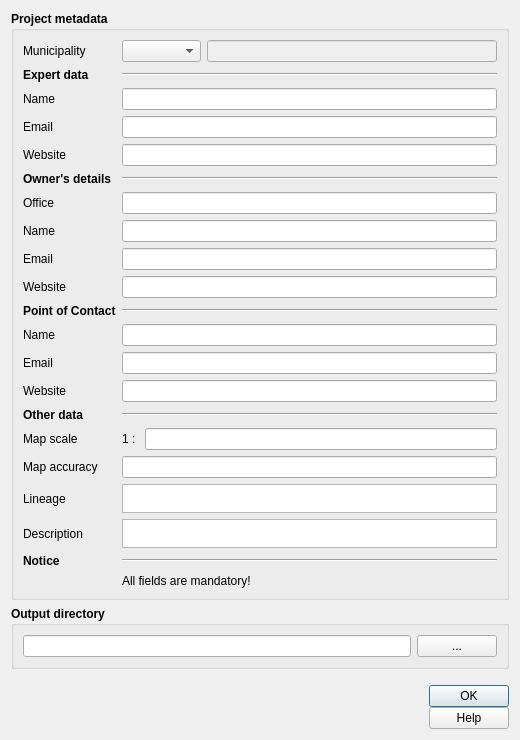
Before: the Qt Designer form tb_nuovo_progetto.ui in CNR-IGAG/mzs-tools, drawn with Qt 5.
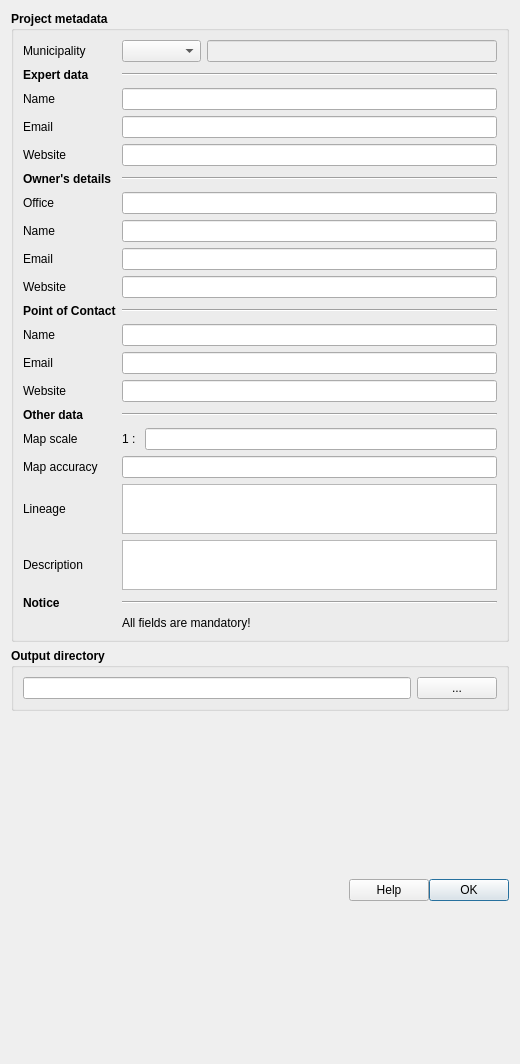
After: the same form once the commit is applied. Icons and pictures are not drawn.

Patch:
```diff
--- a/tb_nuovo_progetto.ui
+++ b/tb_nuovo_progetto.ui
@@ -7,7 +7,7 @@
     <x>0</x>
     <y>0</y>
     <width>520</width>
-    <height>740</height>
+    <height>1064</height>
    </rect>
   </property>
   <property name="sizePolicy">
@@ -16,18 +16,6 @@
     <verstretch>0</verstretch>
    </sizepolicy>
   </property>
-  <property name="minimumSize">
-   <size>
-    <width>520</width>
-    <height>740</height>
-   </size>
-  </property>
-  <property name="maximumSize">
-   <size>
-    <width>1500</width>
-    <height>1500</height>
-   </size>
-  </property>
   <property name="windowTitle">
    <string>New project</string>
   </property>
@@ -50,40 +38,20 @@
       <string>Project metadata</string>
      </property>
      <layout class="QGridLayout" name="gridLayout_2">
-      <item row="41" column="1">
+      <item row="23" column="1">
        <widget class="QTextEdit" name="lineage">
+        <property name="maximumSize">
+         <size>
+          <width>16777215</width>
+          <height>50</height>
+         </size>
+        </property>
         <property name="toolTip">
          <string/>
         </property>
        </widget>
       </item>
-      <item row="16" column="1">
-       <spacer name="verticalSpacer_20">
-        <property name="orientation">
-         <enum>Qt::Vertical</enum>
-        </property>
-        <property name="sizeHint" stdset="0">
-         <size>
-          <width>20</width>
-          <height>40</height>
-         </size>
-        </property>
-       </spacer>
-      </item>
-      <item row="38" column="1">
-       <spacer name="verticalSpacer_8">
-        <property name="orientation">
-         <enum>Qt::Vertical</enum>
-        </property>
-        <property name="sizeHint" stdset="0">
-         <size>
-          <width>20</width>
-          <height>40</height>
-         </size>
-        </property>
-       </spacer>
-      </item>
-      <item row="5" column="0">
+      <item row="2" column="0">
        <widget class="QLabel" name="label_3">
         <property name="font">
          <font>
@@ -96,7 +64,7 @@
         </property>
        </widget>
       </item>
-      <item row="21" column="0">
+      <item row="12" column="0">
        <widget class="QLabel" name="label_7">
         <property name="font">
          <font>
@@ -109,74 +77,35 @@
         </property>
        </widget>
       </item>
-      <item row="17" column="1">
+      <item row="9" column="1">
        <widget class="QLineEdit" name="propretario">
         <property name="toolTip">
          <string/>
         </property>
        </widget>
       </item>
-      <item row="25" column="1">
+      <item row="15" column="1">
        <widget class="QLineEdit" name="sito_prop">
         <property name="toolTip">
          <string/>
         </property>
        </widget>
       </item>
-      <item row="9" column="1">
+      <item row="4" column="1">
        <widget class="QLineEdit" name="sito_prof">
         <property name="toolTip">
          <string/>
         </property>
        </widget>
       </item>
-      <item row="0" column="1">
-       <spacer name="verticalSpacer_17">
-        <property name="orientation">
-         <enum>Qt::Vertical</enum>
-        </property>
-        <property name="sizeHint" stdset="0">
-         <size>
-          <width>20</width>
-          <height>40</height>
-         </size>
-        </property>
-       </spacer>
-      </item>
-      <item row="36" column="1">
-       <spacer name="verticalSpacer_7">
-        <property name="orientation">
-         <enum>Qt::Vertical</enum>
-        </property>
-        <property name="sizeHint" stdset="0">
-         <size>
-          <width>20</width>
-          <height>40</height>
-         </size>
-        </property>
-       </spacer>
-      </item>
-      <item row="7" column="1">
+      <item row="3" column="1">
        <widget class="QLineEdit" name="email_prof">
         <property name="toolTip">
          <string/>
         </property>
        </widget>
       </item>
-      <item row="40" column="1">
-       <spacer name="verticalSpacer_13">
-        <property name="orientation">
-         <enum>Qt::Vertical</enum>
-        </property>
-        <property name="sizeHint" stdset="0">
-         <size>
-          <width>20</width>
-          <height>40</height>
-         </size>
-        </property>
-       </spacer>
-      </item>
-      <item row="9" column="0">
+      <item row="4" column="0">
        <widget class="QLabel" name="label_14">
         <property name="sizePolicy">
          <sizepolicy hsizetype="Minimum" vsizetype="Preferred">
@@ -201,44 +130,31 @@
         </property>
        </widget>
       </item>
-      <item row="13" column="1">
+      <item row="7" column="1">
        <widget class="Line" name="line">
         <property name="orientation">
          <enum>Qt::Horizontal</enum>
         </property>
        </widget>
       </item>
-      <item row="13" column="0">
+      <item row="7" column="0">
        <widget class="QLabel" name="label_16">
         <property name="text">
          <string>&lt;b&gt;Owner's details&lt;/b&gt;</string>
         </property>
        </widget>
       </item>
-      <item row="33" column="1">
+      <item row="19" column="1">
        <widget class="QLineEdit" name="sito_cont"/>
       </item>
-      <item row="39" column="1">
+      <item row="22" column="1">
        <widget class="QLineEdit" name="accuratezza">
         <property name="toolTip">
          <string/>
         </property>
        </widget>
       </item>
-      <item row="30" column="1">
-       <spacer name="verticalSpacer_10">
-        <property name="orientation">
-         <enum>Qt::Vertical</enum>
-        </property>
-        <property name="sizeHint" stdset="0">
-         <size>
-          <width>20</width>
-          <height>40</height>
-         </size>
-        </property>
-       </spacer>
-      </item>
-      <item row="5" column="1">
+      <item row="2" column="1">
        <widget class="QLineEdit" name="professionista">
         <property name="enabled">
          <bool>true</bool>
@@ -288,10 +204,10 @@
         </property>
        </widget>
       </item>
-      <item row="29" column="1">
+      <item row="17" column="1">
        <widget class="QLineEdit" name="contatto"/>
       </item>
-      <item row="1" column="0">
+      <item row="0" column="0">
        <widget class="QLabel" name="label_17">
         <property name="font">
          <font>
@@ -304,7 +220,7 @@
         </property>
        </widget>
       </item>
-      <item row="41" column="0">
+      <item row="23" column="0">
        <widget class="QLabel" name="label_9">
         <property name="font">
          <font>
@@ -317,49 +233,10 @@
         </property>
        </widget>
       </item>
-      <item row="15" column="1">
-       <widget class="QLineEdit" name="ufficio"/>
-      </item>
-      <item row="2" column="1">
-       <spacer name="verticalSpacer">
-        <property name="orientation">
-         <enum>Qt::Vertical</enum>
-        </property>
-        <property name="sizeHint" stdset="0">
-         <size>
-          <width>20</width>
-          <height>40</height>
-         </size>
-        </property>
-       </spacer>
-      </item>
-      <item row="22" column="1">
-       <spacer name="verticalSpacer_21">
-        <property name="orientation">
-         <enum>Qt::Vertical</enum>
-        </property>
-        <property name="sizeHint" stdset="0">
-         <size>
-          <width>20</width>
-          <height>40</height>
-         </size>
-        </property>
-       </spacer>
-      </item>
       <item row="8" column="1">
-       <spacer name="verticalSpacer_6">
-        <property name="orientation">
-         <enum>Qt::Vertical</enum>
-        </property>
-        <property name="sizeHint" stdset="0">
-         <size>
-          <width>20</width>
-          <height>40</height>
-         </size>
-        </property>
-       </spacer>
+       <widget class="QLineEdit" name="ufficio"/>
       </item>
-      <item row="15" column="0">
+      <item row="8" column="0">
        <widget class="QLabel" name="label_20">
         <property name="font">
          <font>
@@ -372,47 +249,21 @@
         </property>
        </widget>
       </item>
-      <item row="32" column="1">
-       <spacer name="verticalSpacer_24">
-        <property name="orientation">
-         <enum>Qt::Vertical</enum>
-        </property>
-        <property name="sizeHint" stdset="0">
-         <size>
-          <width>20</width>
-          <height>40</height>
-         </size>
-        </property>
-       </spacer>
-      </item>
-      <item row="35" column="1">
+      <item row="20" column="1">
        <widget class="Line" name="line_2">
         <property name="orientation">
          <enum>Qt::Horizontal</enum>
         </property>
        </widget>
       </item>
-      <item row="12" column="1">
-       <spacer name="verticalSpacer_11">
-        <property name="orientation">
-         <enum>Qt::Vertical</enum>
-        </property>
-        <property name="sizeHint" stdset="0">
-         <size>
-          <width>20</width>
-          <height>40</height>
-         </size>
-        </property>
-       </spacer>
-      </item>
-      <item row="3" column="1">
+      <item row="1" column="1">
        <widget class="Line" name="line_3">
         <property name="orientation">
          <enum>Qt::Horizontal</enum>
         </property>
        </widget>
       </item>
-      <item row="31" column="0">
+      <item row="18" column="0">
        <widget class="QLabel" name="label_21">
         <property name="font">
          <font>
@@ -425,7 +276,7 @@
         </property>
        </widget>
       </item>
-      <item row="7" column="0">
+      <item row="3" column="0">
        <widget class="QLabel" name="label_13">
         <property name="sizePolicy">
          <sizepolicy hsizetype="Minimum" vsizetype="Preferred">
@@ -450,43 +301,17 @@
         </property>
        </widget>
       </item>
-      <item row="47" column="1">
-       <spacer name="verticalSpacer_3">
-        <property name="orientation">
-         <enum>Qt::Vertical</enum>
-        </property>
-        <property name="sizeHint" stdset="0">
-         <size>
-          <width>20</width>
-          <height>40</height>
-         </size>
-        </property>
-       </spacer>
-      </item>
-      <item row="21" column="1">
+      <item row="12" column="1">
        <widget class="QLineEdit" name="email_prop">
         <property name="toolTip">
          <string/>
         </property>
        </widget>
       </item>
-      <item row="42" column="1">
-       <spacer name="verticalSpacer_14">
-        <property name="orientation">
-         <enum>Qt::Vertical</enum>
-        </property>
-        <property name="sizeHint" stdset="0">
-         <size>
-          <width>20</width>
-          <height>40</height>
-         </size>
-        </property>
-       </spacer>
-      </item>
-      <item row="31" column="1">
+      <item row="18" column="1">
        <widget class="QLineEdit" name="email_cont"/>
       </item>
-      <item row="33" column="0">
+      <item row="19" column="0">
        <widget class="QLabel" name="label_22">
         <property name="font">
          <font>
@@ -499,7 +324,7 @@
         </property>
        </widget>
       </item>
-      <item row="39" column="0">
+      <item row="22" column="0">
        <widget class="QLabel" name="label_8">
         <property name="font">
          <font>
@@ -512,7 +337,7 @@
         </property>
        </widget>
       </item>
-      <item row="17" column="0">
+      <item row="9" column="0">
        <widget class="QLabel" name="label_15">
         <property name="sizePolicy">
          <sizepolicy hsizetype="Minimum" vsizetype="Preferred">
@@ -537,7 +362,7 @@
         </property>
        </widget>
       </item>
-      <item row="43" column="0">
+      <item row="24" column="0">
        <widget class="QLabel" name="label_4">
         <property name="font">
          <font>
@@ -550,20 +375,7 @@
         </property>
        </widget>
       </item>
-      <item row="34" column="1">
-       <spacer name="verticalSpacer_25">
-        <property name="orientation">
-         <enum>Qt::Vertical</enum>
-        </property>
-        <property name="sizeHint" stdset="0">
-         <size>
-          <width>20</width>
-          <height>40</height>
-         </size>
-        </property>
-       </spacer>
-      </item>
-      <item row="1" column="1">
+      <item row="0" column="1">
        <layout class="QHBoxLayout" name="horizontalLayout_2">
         <item>
          <widget class="QComboBox" name="comune">
@@ -581,20 +393,7 @@
         </item>
        </layout>
       </item>
-      <item row="28" column="1">
-       <spacer name="verticalSpacer_4">
-        <property name="orientation">
-         <enum>Qt::Vertical</enum>
-        </property>
-        <property name="sizeHint" stdset="0">
-         <size>
-          <width>20</width>
-          <height>40</height>
-         </size>
-        </property>
-       </spacer>
-      </item>
-      <item row="37" column="1">
+      <item row="21" column="1">
        <layout class="QHBoxLayout" name="horizontalLayout_3">
         <item>
          <widget class="QLabel" name="label_11">
@@ -618,14 +417,14 @@
         </item>
        </layout>
       </item>
-      <item row="35" column="0">
+      <item row="20" column="0">
        <widget class="QLabel" name="label_19">
         <property name="text">
          <string>&lt;b&gt;Other data&lt;/b&gt;</string>
         </property>
        </widget>
       </item>
-      <item row="29" column="0">
+      <item row="17" column="0">
        <widget class="QLabel" name="label_12">
         <property name="font">
          <font>
@@ -638,27 +437,14 @@
         </property>
        </widget>
       </item>
-      <item row="14" column="1">
-       <spacer name="verticalSpacer_23">
-        <property name="orientation">
-         <enum>Qt::Vertical</enum>
-        </property>
-        <property name="sizeHint" stdset="0">
-         <size>
-          <width>20</width>
-          <height>40</height>
-         </size>
-        </property>
-       </spacer>
-      </item>
-      <item row="27" column="0">
+      <item row="16" column="0">
        <widget class="QLabel" name="label_2">
         <property name="text">
          <string>&lt;b&gt;Point of Contact&lt;/b&gt;</string>
         </property>
        </widget>
       </item>
-      <item row="25" column="0">
+      <item row="15" column="0">
        <widget class="QLabel" name="label">
         <property name="font">
          <font>
@@ -671,96 +457,38 @@
         </property>
        </widget>
       </item>
-      <item row="3" column="0">
+      <item row="1" column="0">
        <widget class="QLabel" name="label_18">
         <property name="text">
          <string>&lt;b&gt;Expert data&lt;/b&gt;</string>
         </property>
        </widget>
       </item>
-      <item row="44" column="1">
-       <spacer name="verticalSpacer_12">
-        <property name="orientation">
-         <enum>Qt::Vertical</enum>
-        </property>
-        <property name="sizeHint" stdset="0">
+      <item row="24" column="1">
+       <widget class="QTextEdit" name="descriz">
+        <property name="maximumSize">
          <size>
-          <width>20</width>
-          <height>40</height>
+          <width>16777215</width>
+          <height>50</height>
          </size>
         </property>
-       </spacer>
+       </widget>
       </item>
-      <item row="43" column="1">
-       <widget class="QTextEdit" name="descriz"/>
-      </item>
-      <item row="4" column="1">
-       <spacer name="verticalSpacer_22">
-        <property name="orientation">
-         <enum>Qt::Vertical</enum>
-        </property>
-        <property name="sizeHint" stdset="0">
-         <size>
-          <width>20</width>
-          <height>40</height>
-         </size>
-        </property>
-       </spacer>
-      </item>
-      <item row="45" column="0">
+      <item row="25" column="0">
        <widget class="QLabel" name="label_10">
         <property name="text">
          <string>&lt;b&gt;Notice&lt;/b&gt;</string>
         </property>
        </widget>
       </item>
-      <item row="6" column="1">
-       <spacer name="verticalSpacer_5">
-        <property name="orientation">
-         <enum>Qt::Vertical</enum>
-        </property>
-        <property name="sizeHint" stdset="0">
-         <size>
-          <width>20</width>
-          <height>40</height>
-         </size>
-        </property>
-       </spacer>
-      </item>
-      <item row="26" column="1">
-       <spacer name="verticalSpacer_2">
-        <property name="orientation">
-         <enum>Qt::Vertical</enum>
-        </property>
-        <property name="sizeHint" stdset="0">
-         <size>
-          <width>20</width>
-          <height>40</height>
-         </size>
-        </property>
-       </spacer>
-      </item>
-      <item row="18" column="1">
-       <spacer name="verticalSpacer_9">
-        <property name="orientation">
-         <enum>Qt::Vertical</enum>
-        </property>
-        <property name="sizeHint" stdset="0">
-         <size>
-          <width>20</width>
-          <height>40</height>
-         </size>
-        </property>
-       </spacer>
-      </item>
-      <item row="27" column="1">
+      <item row="16" column="1">
        <widget class="Line" name="line_4">
         <property name="orientation">
          <enum>Qt::Horizontal</enum>
         </property>
        </widget>
       </item>
-      <item row="37" column="0">
+      <item row="21" column="0">
        <widget class="QLabel" name="label_5">
         <property name="font">
          <font>
@@ -773,7 +501,7 @@
         </property>
        </widget>
       </item>
-      <item row="46" column="1">
+      <item row="26" column="1">
        <widget class="QLabel" name="label_6">
         <property name="font">
          <font>
@@ -786,7 +514,7 @@
         </property>
        </widget>
       </item>
-      <item row="45" column="1">
+      <item row="25" column="1">
        <widget class="Line" name="line_5">
         <property name="orientation">
          <enum>Qt::Horizontal</enum>
@@ -808,32 +536,6 @@
       <string>Output directory</string>
      </property>
      <layout class="QVBoxLayout" name="verticalLayout">
-      <item>
-       <spacer name="verticalSpacer_18">
-        <property name="orientation">
-         <enum>Qt::Vertical</enum>
-        </property>
-        <property name="sizeHint" stdset="0">
-         <size>
-          <width>20</width>
-          <height>40</height>
-         </size>
-        </property>
-       </spacer>
-      </item>
-      <item>
-       <spacer name="verticalSpacer_15">
-        <property name="orientation">
-         <enum>Qt::Vertical</enum>
-        </property>
-        <property name="sizeHint" stdset="0">
-         <size>
-          <width>20</width>
-          <height>40</height>
-         </size>
-        </property>
-       </spacer>
-      </item>
       <item>
        <layout class="QHBoxLayout" name="horizontalLayout">
         <item>
@@ -864,32 +566,6 @@
         </item>
        </layout>
       </item>
-      <item>
-       <spacer name="verticalSpacer_19">
-        <property name="orientation">
-         <enum>Qt::Vertical</enum>
-        </property>
-        <property name="sizeHint" stdset="0">
-         <size>
-          <width>20</width>
-          <height>40</height>
-         </size>
-        </property>
-       </spacer>
-      </item>
-      <item>
-       <spacer name="verticalSpacer_16">
-        <property name="orientation">
-         <enum>Qt::Vertical</enum>
-        </property>
-        <property name="sizeHint" stdset="0">
-         <size>
-          <width>20</width>
-          <height>40</height>
-         </size>
-        </property>
-       </spacer>
-      </item>
      </layout>
     </widget>
    </item>
@@ -921,7 +597,17 @@
       </spacer>
      </item>
      <item row="0" column="4">
-      <layout class="QVBoxLayout" name="verticalLayout_2">
+      <layout class="QHBoxLayout" name="horizontalLayout_4">
+       <item>
+        <widget class="QPushButton" name="help_button">
+         <property name="cursor">
+          <cursorShape>PointingHandCursor</cursorShape>
+         </property>
+         <property name="text">
+          <string>Help</string>
+         </property>
+        </widget>
+       </item>
        <item>
         <widget class="QDialogButtonBox" name="button_box">
          <property name="cursor">
@@ -938,16 +624,6 @@
          </property>
         </widget>
        </item>
-       <item>
-        <widget class="QPushButton" name="help_button">
-         <property name="cursor">
-          <cursorShape>PointingHandCursor</cursorShape>
-         </property>
-         <property name="text">
-          <string>Help</string>
-         </property>
-        </widget>
-       </item>
       </layout>
      </item>
      <item row="0" column="0">
```
